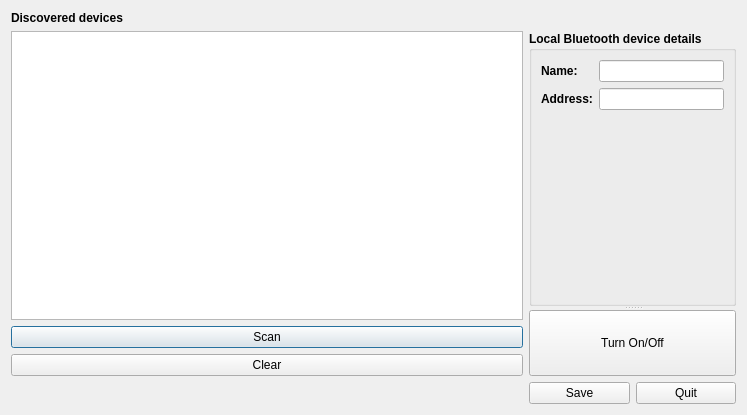
Qt form qt-ui/btdeviceselectiondialog.ui (claudiuolteanu/subsurface) before a commit.
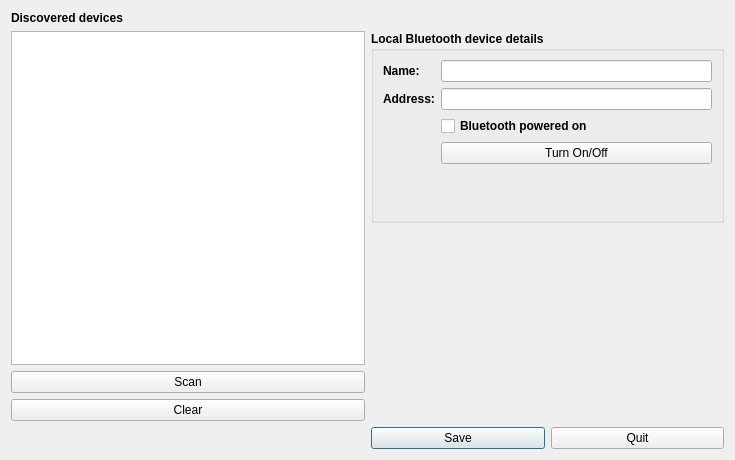
The same form after that commit.

Commit message: Add checkbox for device's state

Patch:
```diff
--- a/qt-ui/btdeviceselectiondialog.ui
+++ b/qt-ui/btdeviceselectiondialog.ui
@@ -6,16 +6,22 @@
    <rect>
     <x>0</x>
     <y>0</y>
-    <width>747</width>
-    <height>415</height>
+    <width>735</width>
+    <height>460</height>
    </rect>
   </property>
   <property name="windowTitle">
    <string>Remote Bluetooth device selection</string>
   </property>
-  <layout class="QGridLayout" name="gridLayout_6">
+  <layout class="QGridLayout" name="gridLayout">
    <item row="0" column="0">
     <widget class="QLabel" name="discoveredDevicesLabel">
+     <property name="sizePolicy">
+      <sizepolicy hsizetype="Fixed" vsizetype="Fixed">
+       <horstretch>0</horstretch>
+       <verstretch>0</verstretch>
+      </sizepolicy>
+     </property>
      <property name="font">
       <font>
        <weight>75</weight>
@@ -27,7 +33,31 @@
      </property>
     </widget>
    </item>
-   <item row="1" column="0">
+   <item row="3" column="1">
+    <layout class="QHBoxLayout" name="dialogControls">
+     <item>
+      <widget class="QPushButton" name="save">
+       <property name="text">
+        <string>Save</string>
+       </property>
+      </widget>
+     </item>
+     <item>
+      <widget class="QPushButton" name="quit">
+       <property name="sizePolicy">
+        <sizepolicy hsizetype="Minimum" vsizetype="Fixed">
+         <horstretch>0</horstretch>
+         <verstretch>0</verstretch>
+        </sizepolicy>
+       </property>
+       <property name="text">
+        <string>Quit</string>
+       </property>
+      </widget>
+     </item>
+    </layout>
+   </item>
+   <item row="1" column="0" rowspan="2">
     <layout class="QVBoxLayout" name="remoteDevicesSection">
      <item>
       <widget class="QListWidget" name="discoveredDevicesList">
@@ -72,13 +102,9 @@
     </layout>
    </item>
    <item row="1" column="1">
-    <widget class="QSplitter" name="localDeviceSection">
-     <property name="orientation">
-      <enum>Qt::Vertical</enum>
-     </property>
      <widget class="QGroupBox" name="localDeviceDetails">
       <property name="sizePolicy">
-       <sizepolicy hsizetype="Fixed" vsizetype="Preferred">
+      <sizepolicy hsizetype="Minimum" vsizetype="Preferred">
         <horstretch>0</horstretch>
         <verstretch>0</verstretch>
        </sizepolicy>
@@ -96,6 +122,13 @@
        <bool>false</bool>
       </property>
       <layout class="QFormLayout" name="formLayout_2">
+      <item row="0" column="0">
+       <widget class="QLabel" name="deviceNameLable">
+        <property name="text">
+         <string>Name: </string>
+        </property>
+       </widget>
+      </item>
        <item row="0" column="1">
         <widget class="QLineEdit" name="deviceName"/>
        </item>
@@ -109,15 +142,29 @@
        <item row="1" column="1">
         <widget class="QLineEdit" name="deviceAddress"/>
        </item>
-       <item row="0" column="0">
-        <widget class="QLabel" name="deviceNameLable">
+      <item row="2" column="1">
+       <widget class="QCheckBox" name="checkBox">
+        <property name="sizePolicy">
+         <sizepolicy hsizetype="Fixed" vsizetype="Fixed">
+          <horstretch>0</horstretch>
+          <verstretch>0</verstretch>
+         </sizepolicy>
+        </property>
+        <property name="font">
+         <font>
+          <weight>75</weight>
+          <bold>true</bold>
+         </font>
+        </property>
          <property name="text">
-          <string>Name: </string>
+         <string>Bluetooth powered on</string>
+        </property>
+        <property name="checkable">
+         <bool>false</bool>
          </property>
         </widget>
        </item>
-      </layout>
-     </widget>
+      <item row="3" column="1">
      <widget class="QPushButton" name="changeDeviceState">
       <property name="sizePolicy">
        <sizepolicy hsizetype="Expanding" vsizetype="Minimum">
@@ -135,31 +182,9 @@
        <string>Turn On/Off</string>
       </property>
      </widget>
-    </widget>
-   </item>
-   <item row="2" column="1">
-    <layout class="QHBoxLayout" name="dialogControls">
-     <item>
-      <widget class="QPushButton" name="save">
-       <property name="text">
-        <string>Save</string>
-       </property>
-      </widget>
-     </item>
-     <item>
-      <widget class="QPushButton" name="quit">
-       <property name="sizePolicy">
-        <sizepolicy hsizetype="Minimum" vsizetype="Fixed">
-         <horstretch>0</horstretch>
-         <verstretch>0</verstretch>
-        </sizepolicy>
-       </property>
-       <property name="text">
-        <string>Quit</string>
-       </property>
-      </widget>
-     </item>
-    </layout>
+      </item>
+     </layout>
+    </widget>
    </item>
   </layout>
  </widget>
```
Lines whose indentation alone changed are shown as unchanged.
